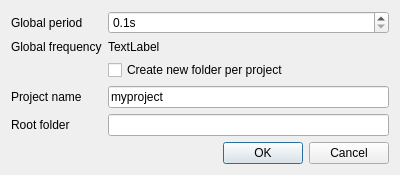
Old version of the form gui_qt/GloxiniaConfigurator/measurementsettingsdialog.ui in the repository opieters/gloxinia2.
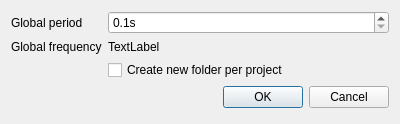
New version of the form.

Diff of the .ui file:
```diff
--- a/gui_qt/GloxiniaConfigurator/measurementsettingsdialog.ui
+++ b/gui_qt/GloxiniaConfigurator/measurementsettingsdialog.ui
@@ -7,7 +7,7 @@
     <x>0</x>
     <y>0</y>
     <width>400</width>
-    <height>143</height>
+    <height>124</height>
    </rect>
   </property>
   <property name="windowTitle">
@@ -47,30 +47,6 @@
      </property>
     </widget>
    </item>
-   <item row="3" column="0">
-    <widget class="QLabel" name="projectLabel">
-     <property name="text">
-      <string>Project name</string>
-     </property>
-    </widget>
-   </item>
-   <item row="3" column="1">
-    <widget class="QLineEdit" name="projectEdit">
-     <property name="text">
-      <string>myproject</string>
-     </property>
-    </widget>
-   </item>
-   <item row="6" column="0" colspan="2">
-    <widget class="QDialogButtonBox" name="okBox">
-     <property name="orientation">
-      <enum>Qt::Horizontal</enum>
-     </property>
-     <property name="standardButtons">
-      <set>QDialogButtonBox::Cancel|QDialogButtonBox::Ok</set>
-     </property>
-    </widget>
-   </item>
    <item row="1" column="1">
     <widget class="QLabel" name="frequencyValue">
      <property name="text">
@@ -85,17 +61,13 @@
      </property>
     </widget>
    </item>
-   <item row="4" column="0">
-    <widget class="QLabel" name="label">
-     <property name="text">
-      <string>Root folder</string>
+   <item row="4" column="0" colspan="2">
+    <widget class="QDialogButtonBox" name="okBox">
+     <property name="orientation">
+      <enum>Qt::Horizontal</enum>
      </property>
-    </widget>
-   </item>
-   <item row="4" column="1">
-    <widget class="QLineEdit" name="lineEdit">
-     <property name="text">
-      <string/>
+     <property name="standardButtons">
+      <set>QDialogButtonBox::Cancel|QDialogButtonBox::Ok</set>
      </property>
     </widget>
    </item>
```
